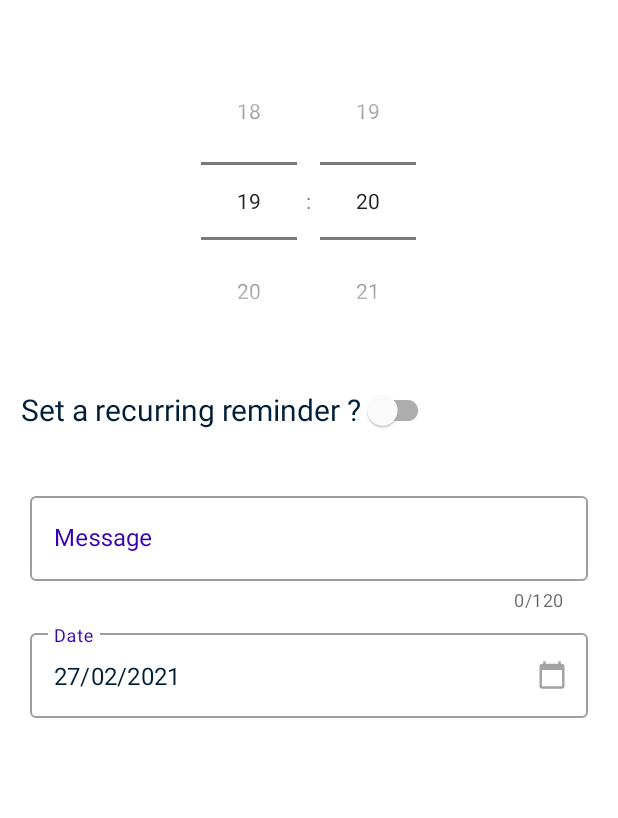
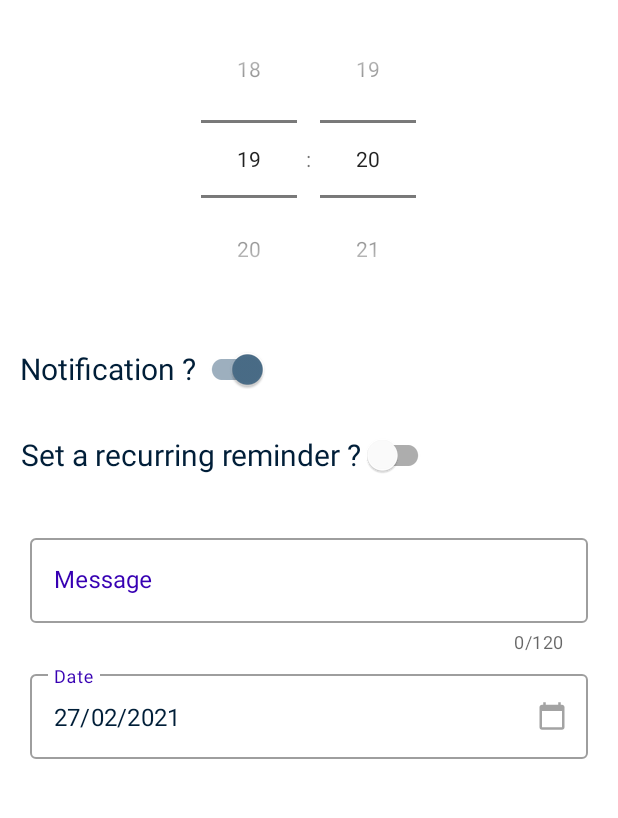
Before and after one commit to JonathanMbt/RemindME, an Android app: the fragment FullScreenDialog placed in its activity, with the side drawer open, on a phone screen of 412 x 824 dp, the part 84-902 px from its top. Run offline under Robolectric (Android 15) with nearby library versions, the phone set to English and light mode, and no system bars; our stand-ins replace Firebase (no records; nobody signed in at launch, a user with empty details on screens opened directly).

Commit message:
Add reminders without notification

```diff
--- a/app/src/main/AndroidManifest.xml
+++ b/app/src/main/AndroidManifest.xml
@@ -18,7 +18,7 @@
                 <category android:name="android.intent.category.LAUNCHER" />
             </intent-filter>
         </activity>
-        <activity android:name=".HomeActivity"/>
+        <activity android:name=".HomeActivity" android:windowSoftInputMode="stateAlwaysHidden|adjustResize"/>
         <activity android:name=".AccountActivity" />
         <activity android:name=".SignActivity" android:windowSoftInputMode="adjustResize"/>
         <service
--- a/app/src/main/java/com/upriseus/remindme/layout_features/FullScreenDialog.kt
+++ b/app/src/main/java/com/upriseus/remindme/layout_features/FullScreenDialog.kt
@@ -42,6 +42,7 @@ class FullScreenDialog(private val updated_reminder: Reminders? = null) : Dialog
     private lateinit var recurringReminder : SwitchMaterial
     private lateinit var weeklyReminder : LinearLayout
     private lateinit var date : TextInputLayout
+    private lateinit var notifReminder : SwitchMaterial
     private var recurring = false
     private var selectedDay = -1
     private var selectedMonth = -1
@@ -105,6 +106,8 @@ class FullScreenDialog(private val updated_reminder: Reminders? = null) : Dialog
         recurringReminder = view.findViewById(R.id.recurring_reminders)
         weeklyReminder = view.findViewById(R.id.weekly_reminders)
 
+        notifReminder = view.findViewById(R.id.notif_reminder)
+
         message = view.findViewById(R.id.message_text)
         if(updated_reminder != null){
             c.timeInMillis = updated_reminder.reminderTime
@@ -160,6 +163,7 @@ class FullScreenDialog(private val updated_reminder: Reminders? = null) : Dialog
                     reminderData["month"] = selectedMonth.toString()
                     reminderData["year"] = selectedYear.toString()
                     reminderData["recurring"] = recurring.toString()
+                    reminderData["notif"] = notifReminder.isChecked.toString()
                     if (updated_reminder != null) {
                         listener.userUpdatedAValue(reminderData, updated_reminder)
                     } else {
--- a/app/src/main/res/layout/full_screen_dialog.xml
+++ b/app/src/main/res/layout/full_screen_dialog.xml
@@ -38,10 +38,24 @@
         android:layout_height="wrap_content"
         app:layout_constraintTop_toBottomOf="@id/toolbar_layout"
         app:layout_constraintBottom_toBottomOf="parent"
-        app:layout_constraintVertical_bias="0.05"
+        app:layout_constraintVertical_bias="0"
         android:timePickerMode="spinner"
         >
     </TimePicker>
+    <com.google.android.material.switchmaterial.SwitchMaterial
+        android:id="@+id/notif_reminder"
+        android:layout_width="wrap_content"
+        android:layout_height="wrap_content"
+        android:checked="true"
+        android:textSize="20sp"
+        android:textColor="?attr/colorPrimary"
+        app:layout_constraintStart_toStartOf="parent"
+        app:layout_constraintHorizontal_bias="0.055"
+        app:layout_constraintEnd_toEndOf="parent"
+        app:layout_constraintTop_toBottomOf="@id/time_picker"
+        app:layout_constraintBottom_toBottomOf="parent"
+        app:layout_constraintVertical_bias="0.02"
+        android:text="@string/notif_reminder"/>
     <com.google.android.material.switchmaterial.SwitchMaterial
         android:id="@+id/recurring_reminders"
         android:layout_width="wrap_content"
@@ -52,7 +66,7 @@
         app:layout_constraintStart_toStartOf="parent"
         app:layout_constraintHorizontal_bias="0.1"
         app:layout_constraintEnd_toEndOf="parent"
-        app:layout_constraintTop_toBottomOf="@id/time_picker"
+        app:layout_constraintTop_toBottomOf="@id/notif_reminder"
         app:layout_constraintBottom_toBottomOf="parent"
         app:layout_constraintVertical_bias="0.02"
         android:text="@string/recurring_reminders"/>
--- a/app/src/main/res/values/strings.xml
+++ b/app/src/main/res/values/strings.xml
@@ -30,4 +30,5 @@
     <string name="saturday">S</string>
     <string name="recurring_reminders">Set a recurring reminder ?</string>
     <string name="recurring_date">Each %1$s</string>
+    <string name="notif_reminder">Notification ?</string>
 </resources>
```
Also changed, not shown: app/src/main/java/com/upriseus/remindme/HomeActivity.kt (+8 -2 lines), app/src/main/java/com/upriseus/remindme/features/reminders/Reminders.kt (+8 -3 lines).
